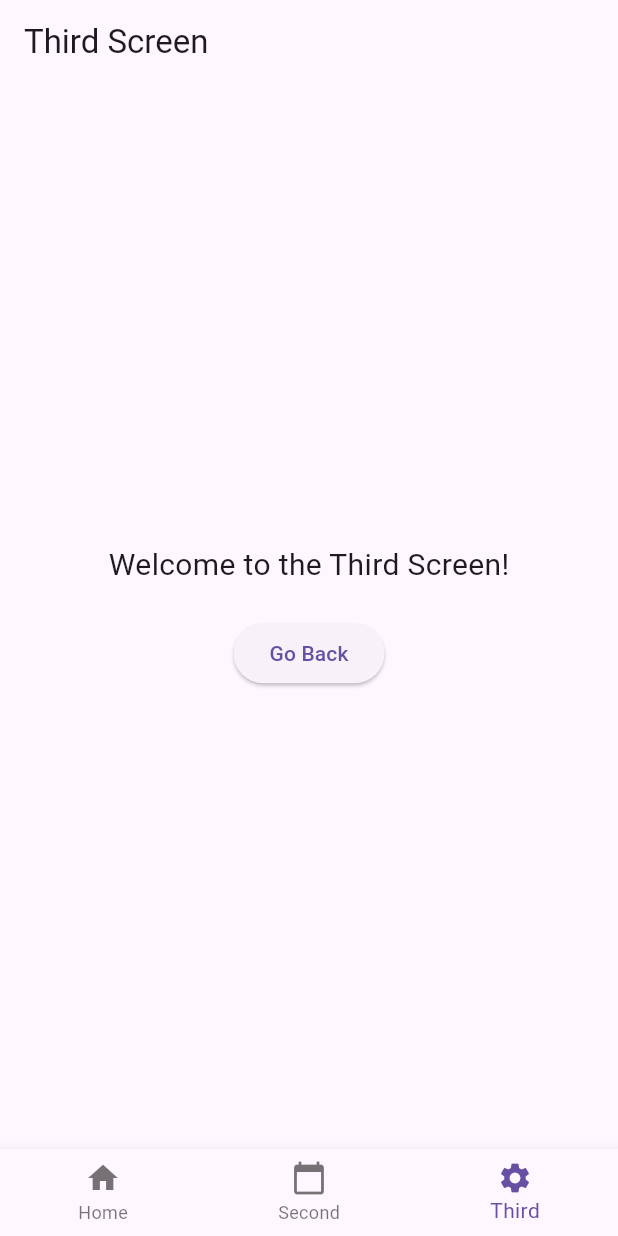
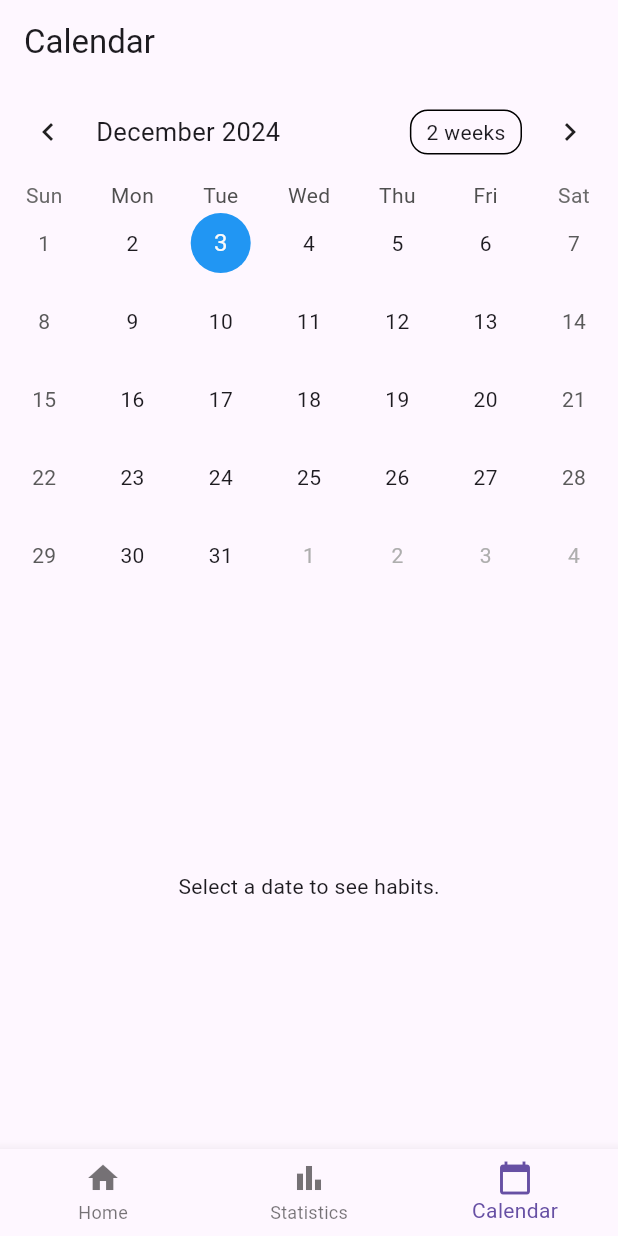
Before and after one commit to ceebee-lee/final, a Flutter app: the screen it shows after launch, item 3 of the bottom bar chosen, on a phone screen of 412 x 824 dp. Run offline on Flutter 3.47's test engine with Material 3 defaults, Android fonts, the phone set to English and light mode, and no system bars; drawn by our look-alikes of table_calendar.

Commit message:
Calendar
adding calendar

```diff
--- a/habit_tracker/lib/main.dart
+++ b/habit_tracker/lib/main.dart
@@ -60,12 +60,12 @@ class _MainPageState extends State<MainPage> {
             label: 'Home',
           ),
           BottomNavigationBarItem(
-            icon: Icon(Icons.calendar_today),
-            label: 'Second',
+            icon: Icon(Icons.bar_chart),
+            label: 'Statistics',
           ),
           BottomNavigationBarItem(
-            icon: Icon(Icons.settings),
-            label: 'Third',
+            icon: Icon(Icons.calendar_today),
+            label: 'Calendar',
           ),
         ],
       ),
--- a/habit_tracker/lib/providers/habit_provider.dart
+++ b/habit_tracker/lib/providers/habit_provider.dart
@@ -4,7 +4,7 @@ class Habit {
   final String name;
   final int goalCount;
   int currentCount;
-  int completedCount; // 완료된 횟수
+  int completedCount;
 
   Habit({
     required this.name,
@@ -17,8 +17,8 @@ class Habit {
     if (currentCount < goalCount) {
       currentCount++;
       if (currentCount == goalCount) {
-        completedCount++; // 목표 달성 시 완료 횟수 증가
-        currentCount = 0; // 초기화
+        completedCount++;
+        currentCount = 0;
       }
     }
   }
@@ -26,8 +26,11 @@ class Habit {
 
 class HabitProvider extends ChangeNotifier {
   final List<Habit> _habits = [];
+  final Map<DateTime, List<String>> _dailyHabits = {};
 
   List<Habit> get habits => _habits;
+
+  Map<DateTime, List<String>> get dailyHabits => _dailyHabits;
 
   void addHabit(String name, int goalCount) {
     _habits.add(Habit(name: name, goalCount: goalCount));
@@ -44,17 +47,22 @@ class HabitProvider extends ChangeNotifier {
     notifyListeners();
   }
 
-  // 주간 통계
-  Map<String, int> getWeeklyStats() {
-    return {
-      for (var habit in _habits) habit.name: habit.completedCount
-    };
+  void completeHabitOnDate(DateTime date, String habitName) {
+    final normalizedDate = DateTime(date.year, date.month, date.day);
+    _dailyHabits.putIfAbsent(normalizedDate, () => []).add(habitName);
+    notifyListeners();
   }
 
-  // 월간 통계 (단순히 완료 횟수로 표시)
+  List<String> getHabitsForDate(DateTime date) {
+    final normalizedDate = DateTime(date.year, date.month, date.day);
+    return _dailyHabits[normalizedDate] ?? [];
+  }
+
+  Map<String, int> getWeeklyStats() {
+    return {for (var habit in _habits) habit.name: habit.completedCount};
+  }
+
   Map<String, int> getMonthlyStats() {
-    return {
-      for (var habit in _habits) habit.name: habit.completedCount * 4 // 예시로 주간 통계의 4배로 계산
-    };
+    return {for (var habit in _habits) habit.name: habit.completedCount * 4};
   }
 }
--- a/habit_tracker/lib/screens/second_screen.dart
+++ b/habit_tracker/lib/screens/second_screen.dart
@@ -10,7 +10,7 @@ class SecondScreen extends StatefulWidget {
 }
 
 class _SecondScreenState extends State<SecondScreen> {
-  bool _isWeekly = true; // 현재 표시 중인 통계 타입
+  bool _isWeekly = true;
 
   @override
   Widget build(BuildContext context) {
--- a/habit_tracker/lib/screens/third_screen.dart
+++ b/habit_tracker/lib/screens/third_screen.dart
@@ -1,33 +1,89 @@
 import 'package:flutter/material.dart';
+import 'package:provider/provider.dart';
+import 'package:table_calendar/table_calendar.dart';
+import '../providers/habit_provider.dart';
 
-class ThirdScreen extends StatelessWidget {
+class ThirdScreen extends StatefulWidget {
   const ThirdScreen({super.key});
 
   @override
+  _ThirdScreenState createState() => _ThirdScreenState();
+}
+
+class _ThirdScreenState extends State<ThirdScreen> {
+  DateTime _focusedDay = DateTime(2024, 12, 1); // 기본 2024년 12월
+  DateTime? _selectedDay;
+  Map<DateTime, List<String>> _events = {};
+
+  @override
   Widget build(BuildContext context) {
+    final habitProvider = Provider.of<HabitProvider>(context);
+
+    // 날짜별 이벤트 가져오기
+    _events = habitProvider.dailyHabits;
+
     return Scaffold(
       appBar: AppBar(
-        title: const Text('Third Screen'),
+        title: const Text('Calendar'),
       ),
-      body: Center(
-        child: Column(
-          mainAxisAlignment: MainAxisAlignment.center,
-          children: [
-            const Text(
-              'Welcome to the Third Screen!',
-              style: TextStyle(fontSize: 20),
+      body: Column(
+        children: [
+          TableCalendar(
+            focusedDay: _focusedDay,
+            firstDay: DateTime(2020, 1, 1),
+            lastDay: DateTime(2030, 12, 31),
+            selectedDayPredicate: (day) => isSameDay(_selectedDay, day),
+            onDaySelected: (selectedDay, focusedDay) {
+              setState(() {
+                _selectedDay = selectedDay;
+                _focusedDay = focusedDay;
+              });
+            },
+            onPageChanged: (focusedDay) {
+              _focusedDay = focusedDay;
+            },
+            calendarStyle: CalendarStyle(
+              todayDecoration: BoxDecoration(
+                color: Colors.blue,
+                shape: BoxShape.circle,
+              ),
+              markerDecoration: BoxDecoration(
+                color: Colors.red, // 기본 색상: 빨간색
+                shape: BoxShape.circle,
+              ),
             ),
-            const SizedBox(height: 20),
-            ElevatedButton(
-              onPressed: () {
-                // Navigate back to the previous screen
-                Navigator.of(context).pop();
-              },
-              child: const Text('Go Back'),
-            ),
-          ],
-        ),
+            eventLoader: (day) {
+              final normalizedDay = DateTime(day.year, day.month, day.day);
+              return _events[normalizedDay] ?? [];
+            },
+          ),
+          const SizedBox(height: 20),
+          Expanded(
+            child: _selectedDay == null
+                ? const Center(child: Text('Select a date to see habits.'))
+                : _buildHabitList(context, habitProvider),
+          ),
+        ],
       ),
     );
   }
+
+  Widget _buildHabitList(BuildContext context, HabitProvider provider) {
+    final habits = provider.getHabitsForDate(_selectedDay!);
+
+    if (habits.isEmpty) {
+      return const Center(
+        child: Text('No habits completed on this day.'),
+      );
+    }
+
+    return ListView.builder(
+      itemCount: habits.length,
+      itemBuilder: (context, index) {
+        return ListTile(
+          title: Text(habits[index]),
+        );
+      },
+    );
+  }
 }
--- a/habit_tracker/pubspec.yaml
+++ b/habit_tracker/pubspec.yaml
@@ -32,6 +32,7 @@ dependencies:
     sdk: flutter
   provider: 6.1.2
   shared_preferences: ^2.1.1
+  table_calendar: ^3.0.8
 
   # The following adds the Cupertino Icons font to your application.
   # Use with the CupertinoIcons class for iOS style icons.
```
Also changed, not shown: habit_tracker/lib/screens/home_screen.dart (+1 -28 lines), habit_tracker/pubspec.lock.
